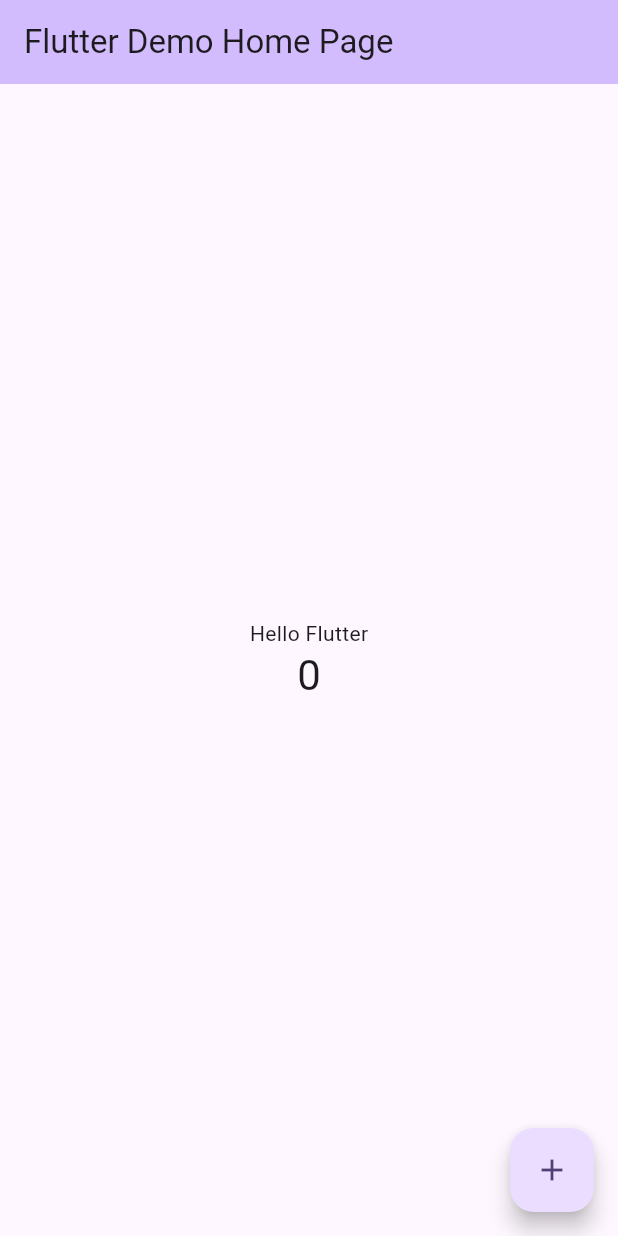
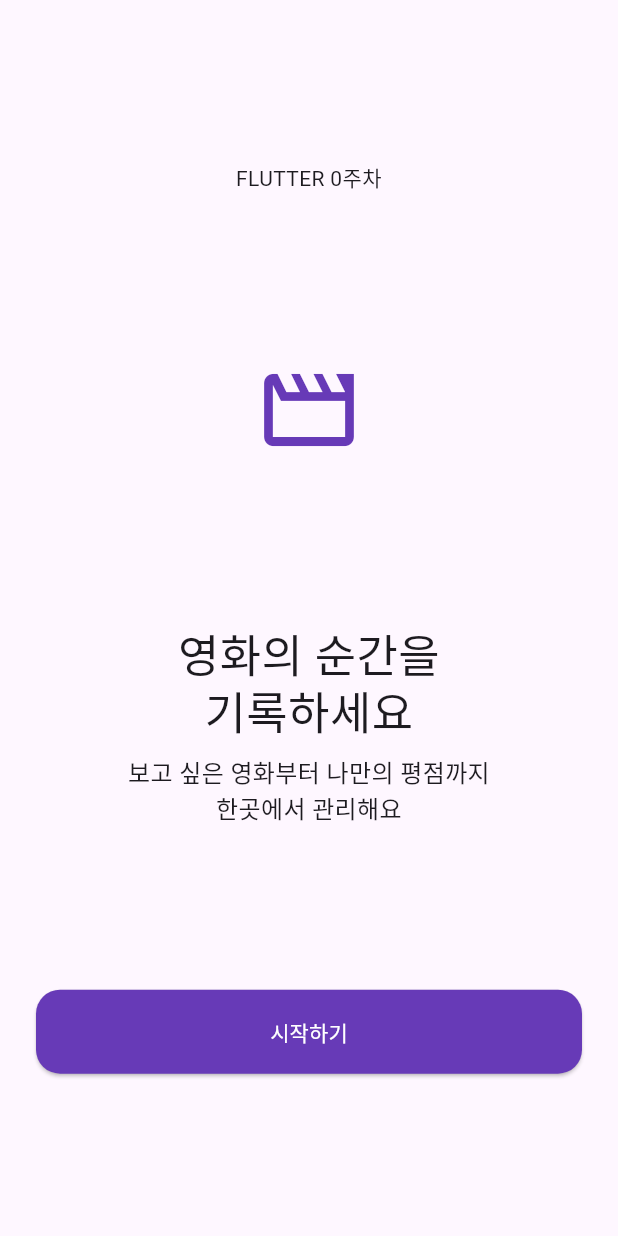
Before and after one commit to Seoyeon-park0103/movielog, a Flutter app: the screen it shows after launch, on a phone screen of 412 x 824 dp. Run offline on Flutter 3.47's test engine with Material 3 defaults, Android fonts, the phone set to English and light mode, and no system bars.

Commit message:
week1 Mission

```diff
--- a/lib/main.dart
+++ b/lib/main.dart
@@ -7,115 +7,78 @@ void main() {
 class MyApp extends StatelessWidget {
   const MyApp({super.key});
 
-  // This widget is the root of your application.
   @override
   Widget build(BuildContext context) {
     return MaterialApp(
-      title: 'Flutter Demo',
+      debugShowCheckedModeBanner: false,
+      title: 'MovieLog',
       theme: ThemeData(
-        // This is the theme of your application.
-        //
-        // TRY THIS: Try running your application with "flutter run". You'll see
-        // the application has a purple toolbar. Then, without quitting the app,
-        // try changing the seedColor in the colorScheme below to Colors.green
-        // and then invoke "hot reload" (save your changes or press the "hot
-        // reload" button in a Flutter-supported IDE, or press "r" if you used
-        // the command line to start the app).
-        //
-        // Notice that the counter didn't reset back to zero; the application
-        // state is not lost during the reload. To reset the state, use hot
-        // restart instead.
-        //
-        // This works for code too, not just values: Most code changes can be
-        // tested with just a hot reload.
-        colorScheme: .fromSeed(seedColor: Colors.deepPurple),
+        useMaterial3: true,
       ),
-      home: const MyHomePage(title: 'Flutter Demo Home Page'),
+      home: const StartScreen(),
     );
   }
 }
 
-class MyHomePage extends StatefulWidget {
-  const MyHomePage({super.key, required this.title});
-
-  // This widget is the home page of your application. It is stateful, meaning
-  // that it has a State object (defined below) that contains fields that affect
-  // how it looks.
-
-  // This class is the configuration for the state. It holds the values (in this
-  // case the title) provided by the parent (in this case the App widget) and
-  // used by the build method of the State. Fields in a Widget subclass are
-  // always marked "final".
-
-  final String title;
-
-  @override
-  State<MyHomePage> createState() => _MyHomePageState();
-}
-
-class _MyHomePageState extends State<MyHomePage> {
-  int _counter = 0;
-
-  void _incrementCounter() {
-    setState(() {
-      // This call to setState tells the Flutter framework that something has
-      // changed in this State, which causes it to rerun the build method below
-      // so that the display can reflect the updated values. If we changed
-      // _counter without calling setState(), then the build method would not be
-      // called again, and so nothing would appear to happen.
-      _counter++;
-    });
-  }
+class StartScreen extends StatelessWidget {
+  const StartScreen({super.key});
 
   @override
   Widget build(BuildContext context) {
-    // This method is rerun every time setState is called, for instance as done
-    // by the _incrementCounter method above.
-    //
-    // The Flutter framework has been optimized to make rerunning build methods
-    // fast, so that you can just rebuild anything that needs updating rather
-    // than having to individually change instances of widgets.
     return Scaffold(
-      appBar: AppBar(
-        // TRY THIS: Try changing the color here to a specific color (to
-        // Colors.amber, perhaps?) and trigger a hot reload to see the AppBar
-        // change color while the other colors stay the same.
-        backgroundColor: Theme.of(context).colorScheme.inversePrimary,
-        // Here we take the value from the MyHomePage object that was created by
-        // the App.build method, and use it to set our appbar title.
-        title: Text(widget.title),
+      body: SafeArea(
+        child: Column(
+          mainAxisAlignment: MainAxisAlignment.spaceEvenly,
+          crossAxisAlignment: CrossAxisAlignment.stretch,
+          children: [
+            const Text(
+              'FLUTTER 0주차',
+              textAlign: TextAlign.center,
+            ),
+            const Icon(
+              Icons.movie_outlined,
+              size: 72,
+              color: Colors.deepPurple,
+            ),
+            Column(
+  mainAxisSize: MainAxisSize.min,
+  children: [
+    const Text(
+      '영화의 순간을\n기록하세요',
+      textAlign: TextAlign.center,
+      style: TextStyle(
+        fontSize: 30,
+        height: 1.2,
       ),
-      body: Center(
-        // Center is a layout widget. It takes a single child and positions it
-        // in the middle of the parent.
-        child: Column(
-          // Column is also a layout widget. It takes a list of children and
-          // arranges them vertically. By default, it sizes itself to fit its
-          // children horizontally, and tries to be as tall as its parent.
-          //
-          // Column has various properties to control how it sizes itself and
-          // how it positions its children. Here we use mainAxisAlignment to
-          // center the children vertically; the main axis here is the vertical
-          // axis because Columns are vertical (the cross axis would be
-          // horizontal).
-          //
-          // TRY THIS: Invoke "debug painting" (choose the "Toggle Debug Paint"
-          // action in the IDE, or press "p" in the console), to see the
-          // wireframe for each widget.
-          mainAxisAlignment: .center,
-          children: [
-            const Text('Hello Flutter'),
-            Text(
-              '$_counter',
-              style: Theme.of(context).textTheme.headlineMedium,
-            ),
+    ),
+    const SizedBox(height: 12),
+    const Text(
+      '보고 싶은 영화부터 나만의 평점까지\n한곳에서 관리해요',
+      textAlign: TextAlign.center,
+      style: TextStyle(
+        fontSize: 16,
+        height: 1.4,
+      ),
+    ),
+  ],
+),
+            Padding(
+              padding: const EdgeInsets.symmetric(horizontal: 24),
+              child: ElevatedButton(
+              onPressed: () {},
+              style: ElevatedButton.styleFrom(
+              minimumSize: const Size(double.infinity, 56),
+              backgroundColor: Colors.deepPurple,
+              foregroundColor: Colors.white,
+              shape: RoundedRectangleBorder(
+                borderRadius: BorderRadius.circular(16),
+              ),
+              ),
+              child: const Text('시작하기'),
+              ),
+              ),
           ],
         ),
-      ),
-      floatingActionButton: FloatingActionButton(
-        onPressed: _incrementCounter,
-        tooltip: 'Increment',
-        child: const Icon(Icons.add),
       ),
     );
   }
```
